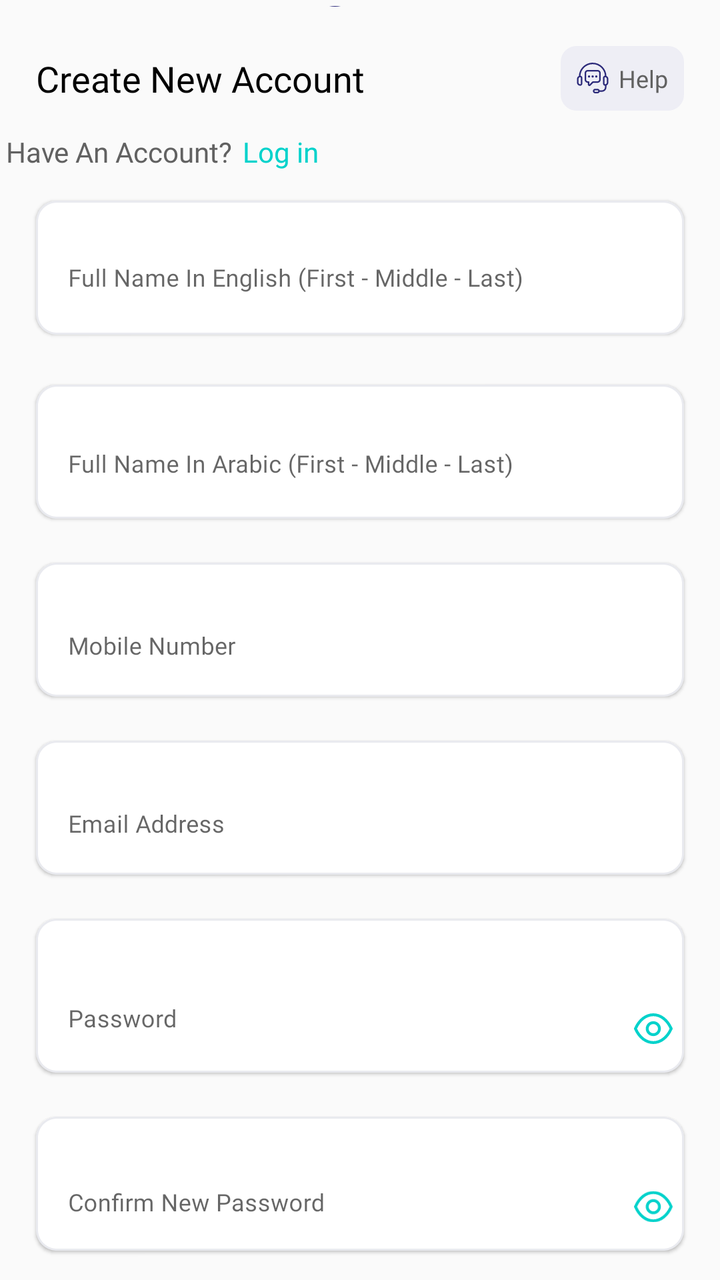
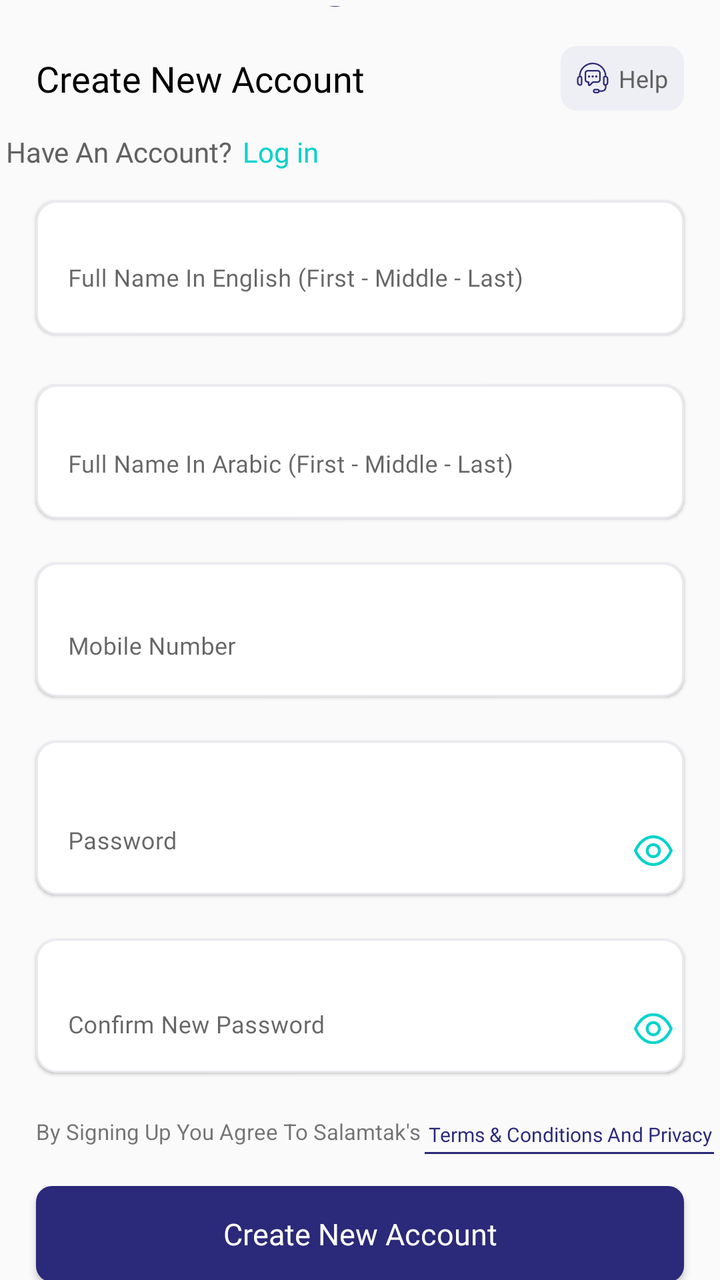

Before-and-after screenshots of an Android layout around one commit, followed by the original layout XML and the change that was made.
<!-- AndroidManifest.xml: application theme Theme.NewDesign -->
<!-- res/layout/signupfragment.xml -->
<?xml version="1.0" encoding="utf-8"?>
<androidx.constraintlayout.widget.ConstraintLayout xmlns:android="http://schemas.android.com/apk/res/android"
        xmlns:app="http://schemas.android.com/apk/res-auto"
        xmlns:tools="http://schemas.android.com/tools"
        android:layout_width="match_parent"
        android:layout_height="match_parent"
        android:background="@color/bg_color_gray"
        tools:context=".fragment.splash.ChooseLanguageFragment">

    <androidx.core.widget.NestedScrollView
            android:layout_width="match_parent"
            android:layout_height="0dp"
            app:layout_constraintTop_toTopOf="parent"
            app:layout_constraintBottom_toBottomOf="parent">

        <androidx.constraintlayout.widget.ConstraintLayout
                android:layout_width="match_parent"
                android:layout_height="match_parent"
                android:padding="3dp">

            <com.google.android.material.imageview.ShapeableImageView
                    android:id="@+id/iv_doctorProfile"
                    android:layout_width="80dp"
                    android:layout_height="80dp"
                    android:layout_marginTop="70dp"
                    android:adjustViewBounds="true"
                    android:visibility="gone"
                    android:src="@drawable/iv_doctor_logo"
                    app:layout_constraintEnd_toEndOf="parent"
                    app:layout_constraintStart_toStartOf="parent"
                    app:layout_constraintTop_toTopOf="parent" />

            <androidx.constraintlayout.widget.ConstraintLayout
                    android:layout_width="25dp"
                    android:layout_height="25dp"
                    android:background="@drawable/bg_circle"
                    android:layout_marginStart="10dp"
                    app:layout_constraintEnd_toEndOf="@+id/iv_doctorProfile"
                    app:layout_constraintBottom_toBottomOf="@+id/iv_doctorProfile">

                <com.google.android.material.imageview.ShapeableImageView
                        android:id="@+id/iv_cam"
                        android:layout_width="18dp"
                        android:layout_height="15dp"
                        android:adjustViewBounds="true"
                        android:src="@drawable/ic_camera"
                        app:layout_constraintStart_toStartOf="parent"
                        app:layout_constraintEnd_toEndOf="parent"
                        app:layout_constraintBottom_toBottomOf="parent"
                        app:layout_constraintTop_toTopOf="parent" />
            </androidx.constraintlayout.widget.ConstraintLayout>

            <androidx.appcompat.widget.AppCompatTextView
                    android:id="@+id/tv_uploadPhoto"
                    android:layout_width="0dp"
                    android:layout_height="wrap_content"
                    android:layout_marginTop="10dp"
                    android:fontFamily="@font/avenirltstd_roman"
                    android:gravity="center"
                    android:padding="2dp"
                    android:visibility="gone"
                    android:text="@string/upload_your_photo"
                    android:textColor="@color/gray"
                    android:textSize="16sp"
                    app:layout_constraintEnd_toEndOf="parent"
                    app:layout_constraintStart_toStartOf="parent"
                    app:layout_constraintTop_toBottomOf="@+id/iv_doctorProfile"
                    app:layout_constraintWidth_percent=".85" />


            <com.google.android.material.textfield.TextInputLayout
                    android:id="@+id/textinput_fullName_En"
                    style="@style/Widget.MaterialComponents.TextInputLayout.OutlinedBox"
                    android:layout_width="match_parent"
                    android:layout_height="67dp"
                    android:layout_margin="15dp"
                    android:layout_marginTop="20dp"
                    android:background="@drawable/bg_edittext"
                    android:elevation="1dp"
                    android:paddingTop="4dp"
                    android:paddingBottom="@dimen/_3sdp"
                    app:boxBackgroundMode="none"
                    app:layout_constraintEnd_toEndOf="parent"
                    app:layout_constraintStart_toStartOf="parent"
                    app:layout_constraintTop_toBottomOf="@+id/tv_login">

                <com.google.android.material.textfield.TextInputEditText
                        android:id="@+id/et_fullName_En"
                        android:layout_width="match_parent"
                        android:layout_gravity="center_horizontal"
                        android:gravity="start"
                        android:layout_marginTop="5dp"
                        android:imeOptions="actionNext"
                        android:foregroundTint="@color/gray"
                        android:digits="abcdefghijklmnopqrstuvwxyz ABCDEFGHIJKLMNOPQRSTUVWXYZ-_/\"
                        android:hint="@string/full_name_in_english_first_middle_last"
                        android:textColor="@color/black"
                        android:fontFamily="@font/avenirltstd_roman"
                        android:textSize="12sp"
                        android:text=""
                        android:layout_height="60dp"
                        android:inputType="text" />

            </com.google.android.material.textfield.TextInputLayout>

            <androidx.appcompat.widget.AppCompatTextView
                    android:id="@+id/tv_fullNameError"
                    android:layout_width="wrap_content"
                    android:layout_height="20dp"
                    android:layout_marginTop="5dp"
                    android:layout_marginBottom="10dp"
                    android:layout_marginStart="15dp"
                    android:fontFamily="@font/avenirltstd_roman"
                    android:gravity="center"
                    android:padding="1dp"
                    android:text=""
                    android:textColor="@color/red"
                    android:textSize="12sp"
                    android:visibility="gone"
                    app:layout_constraintStart_toStartOf="parent"
                    app:layout_constraintTop_toBottomOf="@+id/textinput_fullName_En"
                    app:layout_constraintBottom_toTopOf="@+id/textinput_fullName_Ar" />

            <com.google.android.material.textfield.TextInputLayout
                    android:id="@+id/textinput_fullName_Ar"
                    style="@style/Widget.MaterialComponents.TextInputLayout.OutlinedBox"
                    android:layout_width="match_parent"
                    android:layout_height="67dp"
                    android:layout_marginStart="15dp"
                    android:layout_marginEnd="15dp"
                    android:background="@drawable/bg_edittext"
                    android:elevation="1dp"
                    android:paddingTop="5dp"
                    android:layout_marginTop="25dp"
                    android:hint="@string/full_name_in_arabic_first_middle_last"
                    app:boxBackgroundMode="none"
                    app:layout_constraintEnd_toEndOf="parent"
                    app:layout_constraintStart_toStartOf="parent"
                    app:layout_constraintTop_toBottomOf="@+id/textinput_fullName_En">

                <com.google.android.material.textfield.TextInputEditText
                        android:id="@+id/et_fullName_AR"
                        android:layout_width="match_parent"
                        android:layout_gravity="center_horizontal"
                        android:gravity="start"
                        android:imeOptions="actionNext"
                        android:textColor="@color/black"
                        android:fontFamily="@font/avenirltstd_roman"
                        android:textSize="12sp"
                        android:digits="أغظضذخثتشرقصفعسنملكيطحزوهدباءجةىؤئا "
                        android:layout_marginTop="5dp"
                        android:layout_height="60dp"
                        android:inputType="text" />

            </com.google.android.material.textfield.TextInputLayout>

            <androidx.appcompat.widget.AppCompatTextView
                    android:id="@+id/tv_fullNameARError"
                    android:layout_width="wrap_content"
                    android:layout_height="wrap_content"
                    android:layout_marginTop="5dp"
                    android:layout_marginBottom="5dp"
                    android:layout_marginStart="15dp"
                    android:fontFamily="@font/avenirltstd_roman"
                    android:gravity="center"
                    android:padding="2dp"
                    android:text=""
                    android:textColor="@color/red"
                    android:textSize="12sp"
                    android:visibility="gone"
                    app:layout_constraintStart_toStartOf="parent"
                    app:layout_constraintTop_toBottomOf="@+id/textinput_fullName_Ar"
                    app:layout_constraintBottom_toTopOf="@+id/textinput_PhoneNumber" />

            <com.google.android.material.textfield.TextInputLayout
                    android:id="@+id/textinput_PhoneNumber"
                    style="@style/Widget.MaterialComponents.TextInputLayout.OutlinedBox"
                    android:layout_width="match_parent"
                    android:layout_height="67dp"
                    android:layout_marginStart="15dp"
                    android:layout_marginEnd="15dp"
                    android:background="@drawable/bg_edittext"
                    android:elevation="1dp"
                    android:paddingTop="7dp"
                    android:layout_marginTop="22dp"
                    android:hint="@string/mobile_number"
                    app:boxBackgroundMode="none"
                    app:layout_constraintEnd_toEndOf="parent"
                    app:layout_constraintStart_toStartOf="parent"
                    app:layout_constraintTop_toBottomOf="@+id/textinput_fullName_Ar"
                    app:layout_constraintHorizontal_bias="0.8">

                <com.google.android.material.textfield.TextInputEditText
                        android:id="@+id/et_PhoneNumber"
                        android:layout_width="match_parent"
                        android:layout_gravity="center_horizontal"
                        android:gravity="start"
                        android:textColor="@color/black"
                        android:fontFamily="@font/avenirltstd_roman"
                        android:textSize="12sp"
                        android:maxLength="11"
                        android:imeOptions="actionNext"
                        android:digits="jjfhdddbbbjshjksdj6mifghdkjwaxmjjk0123456789d"
                        android:layout_marginTop="5dp"
                        android:layout_height="60dp"
                        android:inputType="number" />
            </com.google.android.material.textfield.TextInputLayout>

            <androidx.appcompat.widget.AppCompatTextView
                    android:id="@+id/tv_pohneError"
                    android:layout_width="wrap_content"
                    android:layout_height="wrap_content"
                    android:layout_marginTop="5dp"
                    android:layout_marginBottom="5dp"
                    android:layout_marginStart="15dp"
                    android:fontFamily="@font/avenirltstd_roman"
                    android:gravity="center"
                    android:padding="2dp"
                    android:text=""
                    android:textColor="@color/red"
                    android:textSize="12sp"
                    android:visibility="gone"
                    app:layout_constraintStart_toStartOf="parent"
                    app:layout_constraintTop_toBottomOf="@+id/textinput_PhoneNumber"
                    app:layout_constraintBottom_toTopOf="@+id/textinput_Email" />

            <com.google.android.material.textfield.TextInputLayout
                    android:id="@+id/textinput_Email"
                    style="@style/Widget.MaterialComponents.TextInputLayout.OutlinedBox"
                    android:layout_width="match_parent"
                    android:layout_height="67dp"
                    android:layout_marginStart="15dp"
                    android:layout_marginEnd="15dp"
                    android:background="@drawable/bg_edittext"
                    android:elevation="1dp"
                    android:paddingTop="7dp"
                    android:layout_marginTop="22dp"
                    android:hint="@string/e_mail"
                    app:boxBackgroundMode="none"
                    app:layout_constraintEnd_toEndOf="parent"
                    app:layout_constraintStart_toStartOf="parent"
                    app:layout_constraintTop_toBottomOf="@+id/textinput_PhoneNumber">

                <com.google.android.material.textfield.TextInputEditText
                        android:id="@+id/et_Email"
                        android:layout_width="match_parent"
                        android:layout_gravity="center_horizontal"
                        android:gravity="start"
                        android:textColor="@color/black"
                        android:fontFamily="@font/avenirltstd_roman"
                        android:textSize="12sp"
                        android:imeOptions="actionNext"
                        android:layout_marginTop="5dp"
                        android:layout_height="60dp"
                        android:inputType="textEmailAddress" />

            </com.google.android.material.textfield.TextInputLayout>

            <androidx.appcompat.widget.AppCompatTextView
                    android:id="@+id/tv_emailError"
                    android:layout_width="wrap_content"
                    android:layout_height="wrap_content"
                    android:layout_marginTop="5dp"
                    android:layout_marginBottom="5dp"
                    android:layout_marginStart="15dp"
                    android:fontFamily="@font/avenirltstd_roman"
                    android:gravity="center"
                    android:padding="2dp"
                    android:text=""
                    android:textColor="@color/red"
                    android:textSize="12sp"
                    android:visibility="gone"
                    app:layout_constraintStart_toStartOf="parent"
                    app:layout_constraintTop_toBottomOf="@+id/textinput_Email"
                    app:layout_constraintBottom_toTopOf="@+id/layout_password" />

            <androidx.constraintlayout.widget.ConstraintLayout
                    android:id="@+id/layout_password"
                    android:layout_width="match_parent"
                    android:layout_height="wrap_content"
                    android:background="@drawable/bg_edittext"
                    android:layout_marginTop="22dp"
                    android:elevation="1dp"
                    app:layout_constraintStart_toStartOf="parent"
                    app:layout_constraintEnd_toEndOf="parent"
                    app:layout_constraintTop_toBottomOf="@+id/textinput_Email"
                    android:layout_marginStart="15dp"
                    android:layout_marginEnd="15dp">

                <androidx.appcompat.widget.AppCompatImageView
                        android:id="@+id/iv_showpassword"
                        android:layout_width="20dp"
                        android:layout_height="20dp"
                        android:layout_gravity="center_horizontal"
                        android:gravity="start"
                        app:layout_constraintEnd_toEndOf="parent"
                        android:src="@drawable/ic_eyeshow"
                        android:layout_marginEnd="5dp"
                        android:layout_marginBottom="12dp"
                        app:layout_constraintBottom_toBottomOf="parent" />

                <com.google.android.material.textfield.TextInputLayout
                        android:id="@+id/textinput_password"
                        style="@style/Widget.MaterialComponents.TextInputLayout.OutlinedBox"
                        android:layout_width="match_parent"
                        android:layout_height="67dp"
                        android:layout_marginBottom="5dp"
                        android:layout_marginEnd="25dp"
                        android:paddingTop="7dp"
                        android:layout_marginTop="5dp"
                        app:boxBackgroundColor="@color/white"
                        app:boxBackgroundMode="none"
                        android:hint="@string/password"
                        app:layout_constraintEnd_toEndOf="parent"
                        app:layout_constraintStart_toStartOf="parent"
                        app:layout_constraintBottom_toBottomOf="parent"
                        app:layout_constraintTop_toTopOf="parent">

                    <com.google.android.material.textfield.TextInputEditText
                            android:id="@+id/et_password"
                            android:layout_width="match_parent"
                            android:layout_height="55dp"
                            android:textColor="@color/black"
                            android:fontFamily="@font/avenirltstd_roman"
                            android:textSize="12sp"
                            android:layout_marginTop="5dp"
                            android:imeOptions="actionNext"
                            android:layout_gravity="center_horizontal"
                            android:inputType="text" />

                </com.google.android.material.textfield.TextInputLayout>

            </androidx.constraintlayout.widget.ConstraintLayout>

            <androidx.appcompat.widget.AppCompatTextView
                    android:id="@+id/tv_passwordError"
                    android:layout_width="wrap_content"
                    android:layout_height="wrap_content"
                    android:layout_marginTop="5dp"
                    android:layout_marginBottom="5dp"
                    android:layout_marginStart="15dp"
                    android:fontFamily="@font/avenirltstd_roman"
                    android:gravity="center"
                    android:padding="2dp"
                    android:text=""
                    android:textColor="@color/red"
                    android:textSize="12sp"
                    android:visibility="gone"
                    app:layout_constraintStart_toStartOf="parent"
                    app:layout_constraintTop_toBottomOf="@+id/layout_password"
                    app:layout_constraintBottom_toTopOf="@+id/layout_confirmpassword" />

            <androidx.appcompat.widget.AppCompatTextView
                    android:id="@+id/tv_signup"
                    android:layout_width="wrap_content"
                    android:layout_height="wrap_content"
                    android:layout_marginStart="15dp"
                    android:layout_marginTop="20dp"
                    android:fontFamily="@font/avenirltstd_black"
                    android:text="@string/sign_ups"
                    android:textColor="@color/black"
                    android:textSize="18sp"
                    app:layout_constraintBottom_toBottomOf="@+id/layout_help"
                    app:layout_constraintStart_toStartOf="parent"
                    app:layout_constraintTop_toTopOf="parent" />

            <androidx.appcompat.widget.AppCompatTextView
                    android:id="@+id/tv_haveAcount"
                    android:layout_width="wrap_content"
                    android:layout_height="wrap_content"
                    android:layout_marginTop="15dp"
                    android:layout_marginStart="@dimen/_15sdp"
                    android:layout_marginBottom="10dp"
                    android:fontFamily="@font/avenirltstd_roman"
                    android:text="@string/have_an_account"
                    android:textColor="#616161"
                    android:textSize="14sp"
                    app:layout_constraintHorizontal_chainStyle="packed"
                    app:layout_constraintStart_toStartOf="parent"
                    app:layout_constraintTop_toBottomOf="@+id/tv_signup" />

            <androidx.appcompat.widget.AppCompatTextView
                    android:id="@+id/tv_login"
                    android:layout_width="wrap_content"
                    android:layout_height="wrap_content"
                    android:layout_marginStart="5dp"
                    android:layout_marginTop="15dp"
                    android:layout_marginBottom="10dp"
                    android:fontFamily="@font/avenirltstd_roman"
                    android:text="@string/login"
                    android:textColor="#00D2CB"
                    android:textSize="14sp"
                    app:layout_constraintStart_toEndOf="@+id/tv_haveAcount"
                    app:layout_constraintTop_toBottomOf="@+id/tv_signup" />


            <androidx.constraintlayout.widget.ConstraintLayout
                    android:id="@+id/layout_help"
                    android:layout_width="wrap_content"
                    android:layout_height="wrap_content"
                    android:layout_marginTop="20dp"
                    android:layout_marginBottom="20dp"
                    android:layout_marginEnd="15dp"
                    android:background="@drawable/bg_help"
                    android:padding="8dp"
                    app:layout_constraintEnd_toEndOf="parent"
                    app:layout_constraintTop_toTopOf="parent">

                <androidx.appcompat.widget.AppCompatTextView
                        android:id="@+id/tv_help"
                        android:layout_width="wrap_content"
                        android:layout_height="wrap_content"
                        android:fontFamily="@font/avenirltstd_roman"
                        android:text="@string/help"
                        android:textColor="#616161"
                        android:textSize="12sp"
                        app:layout_constraintBottom_toBottomOf="parent"
                        app:layout_constraintEnd_toEndOf="parent"
                        app:layout_constraintTop_toTopOf="parent" />

                <com.google.android.material.imageview.ShapeableImageView
                        android:id="@+id/iv_help"
                        android:layout_width="wrap_content"
                        android:layout_height="wrap_content"
                        android:layout_marginEnd="5dp"
                        android:adjustViewBounds="true"
                        android:src="@drawable/ic_help"
                        app:layout_constraintEnd_toStartOf="@+id/tv_help"
                        app:layout_constraintStart_toStartOf="parent"
                        app:layout_constraintTop_toTopOf="parent" />


            </androidx.constraintlayout.widget.ConstraintLayout>

            <androidx.constraintlayout.widget.ConstraintLayout
                    android:id="@+id/layout_confirmpassword"
                    android:layout_width="match_parent"
                    android:layout_height="67dp"
                    android:background="@drawable/bg_edittext"
                    android:layout_marginTop="22dp"
                    android:elevation="1dp"
                    app:layout_constraintStart_toStartOf="parent"
                    app:layout_constraintEnd_toEndOf="parent"
                    app:layout_constraintTop_toBottomOf="@+id/layout_password"
                    android:layout_marginStart="15dp"
                    android:layout_marginEnd="15dp">

                <androidx.appcompat.widget.AppCompatImageView
                        android:id="@+id/iv_confirmshowpassword"
                        android:layout_width="20dp"
                        android:layout_height="20dp"
                        android:layout_gravity="center_horizontal"
                        android:gravity="start"
                        app:layout_constraintEnd_toEndOf="parent"
                        android:src="@drawable/ic_eyeshow"
                        android:layout_marginEnd="5dp"
                        android:layout_marginBottom="12dp"
                        app:layout_constraintBottom_toBottomOf="parent" />

                <com.google.android.material.textfield.TextInputLayout
                        android:id="@+id/confirmtextinput_password"
                        style="@style/Widget.MaterialComponents.TextInputLayout.OutlinedBox"
                        android:layout_width="match_parent"
                        android:layout_height="67dp"
                        android:layout_marginBottom="5dp"
                        android:layout_marginEnd="25dp"
                        android:paddingTop="7dp"
                        android:layout_marginTop="@dimen/_5sdp"
                        app:boxBackgroundColor="@color/white"
                        app:boxBackgroundMode="none"
                        android:hint="@string/confirm_new_password"
                        app:layout_constraintEnd_toEndOf="parent"
                        app:layout_constraintStart_toStartOf="parent"
                        app:layout_constraintBottom_toBottomOf="parent"
                        app:layout_constraintTop_toTopOf="parent">

                    <com.google.android.material.textfield.TextInputEditText
                            android:id="@+id/confirm_et_password"
                            android:layout_width="match_parent"
                            android:layout_height="55dp"
                            android:textColor="@color/black"
                            android:layout_marginTop="5dp"
                            android:fontFamily="@font/avenirltstd_roman"
                            android:textSize="12sp"
                            android:imeOptions="actionDone"
                            android:layout_gravity="center_horizontal"
                            android:inputType="text" />

                </com.google.android.material.textfield.TextInputLayout>

            </androidx.constraintlayout.widget.ConstraintLayout>

            <androidx.appcompat.widget.AppCompatTextView
                    android:id="@+id/tv_confirmpasswordError"
                    android:layout_width="wrap_content"
                    android:layout_height="wrap_content"
                    android:layout_marginTop="3dp"
                    android:layout_marginBottom="5dp"
                    android:layout_marginStart="15dp"
                    android:fontFamily="@font/avenirltstd_roman"
                    android:gravity="center"
                    android:padding="2dp"
                    android:text="5"
                    android:textColor="@color/red"
                    android:textSize="12sp"
                    android:visibility="gone"
                    app:layout_constraintStart_toStartOf="parent"
                    app:layout_constraintTop_toBottomOf="@+id/layout_confirmpassword" />


            <TextView
                    android:id="@id/ch_terms"
                    android:layout_width="wrap_content"
                    android:layout_height="wrap_content"
                    android:layout_marginStart="15dp"
                    android:layout_marginTop="22dp"
                    android:textSize="11sp"
                    android:text="@string/agree_to"
                    app:layout_constraintStart_toStartOf="parent"
                    app:layout_constraintTop_toBottomOf="@+id/layout_confirmpassword" />

            <androidx.appcompat.widget.AppCompatTextView
                    android:id="@+id/tv_termsandconditions"
                    android:layout_width="wrap_content"
                    android:layout_height="wrap_content"
                    android:layout_marginTop="25dp"
                    android:layout_marginStart="2dp"
                    android:padding="2dp"
                    android:fontFamily="@font/avenirltstd_roman"
                    android:text="@string/terms_conditions"
                    android:textColor="@color/blue"
                    android:textSize="10sp"
                    app:layout_constraintStart_toEndOf="@+id/ch_terms"
                    app:layout_constraintTop_toBottomOf="@+id/layout_confirmpassword"
                    app:layout_constraintBottom_toBottomOf="@+id/ch_terms" />

            <View
                    android:layout_width="0dp"
                    android:layout_height="1dp"
                    android:background="@color/blue"
                    app:layout_constraintTop_toBottomOf="@+id/tv_termsandconditions"
                    app:layout_constraintStart_toStartOf="@+id/tv_termsandconditions"
                    app:layout_constraintEnd_toEndOf="@+id/tv_termsandconditions" />

            <androidx.constraintlayout.widget.ConstraintLayout
                    android:id="@+id/layout"
                    android:layout_width="match_parent"
                    android:layout_height="wrap_content"
                    app:layout_constraintEnd_toEndOf="parent"
                    app:layout_constraintStart_toStartOf="parent"
                    app:layout_constraintTop_toBottomOf="@+id/ch_terms"
                    app:layout_constraintBottom_toTopOf="@+id/imageView"
                    app:layout_constraintWidth_percent=".9"
                    android:layout_marginTop="20dp">

                <androidx.appcompat.widget.AppCompatButton
                        android:id="@+id/btn_signUp"
                        android:layout_width="0dp"
                        android:layout_height="wrap_content"
                        android:background="@drawable/bg_chooselang_button"
                        android:fontFamily="@font/sf_pro_display_semibold"
                        android:padding="5dp"
                        android:text="@string/sign_ups"
                        android:textAllCaps="false"
                        android:textColor="@color/white"
                        android:textSize="15sp"
                        android:layout_marginStart="15dp"
                        android:layout_marginEnd="15dp"
                        app:layout_constraintEnd_toEndOf="parent"
                        app:layout_constraintStart_toStartOf="parent"
                        app:layout_constraintTop_toTopOf="parent" />
            </androidx.constraintlayout.widget.ConstraintLayout>


            <ProgressBar
                    android:id="@+id/progress_bar"
                    android:layout_width="wrap_content"
                    android:layout_height="wrap_content"
                    app:layout_constraintEnd_toEndOf="parent"
                    app:layout_constraintStart_toStartOf="parent"
                    app:layout_constraintTop_toBottomOf="@+id/layout"
                    app:layout_constraintTop_toTopOf="@+id/layout"
                    android:visibility="gone" />


            <ImageView
                    android:id="@+id/imageView"
                    android:layout_width="100dp"
                    android:layout_height="4dp"
                    android:layout_marginTop="35dp"
                    android:adjustViewBounds="true"
                    android:contentDescription="TODO"
                    app:layout_constraintTop_toBottomOf="@+id/layout"
                    app:layout_constraintBottom_toBottomOf="parent"
                    app:layout_constraintEnd_toEndOf="parent"
                    app:layout_constraintStart_toStartOf="parent" />

        </androidx.constraintlayout.widget.ConstraintLayout>

    </androidx.core.widget.NestedScrollView>

</androidx.constraintlayout.widget.ConstraintLayout>
<!-- resources referenced by this layout -->
<resources>
  <color name="bg_color_gray">#FAFAFA</color>
  <color name="black">#FF000000</color>
  <color name="blue">#2B2979</color>
  <color name="gray">#B7B7B7</color>
  <color name="red">#F60707</color>
  <color name="white">#FFFFFFFF</color>
  <!-- drawable bg_chooselang_button (drawable) -->
  <?xml version="1.0" encoding="utf-8"?>
  <shape xmlns:android="http://schemas.android.com/apk/res/android"
      android:shape="rectangle"
      >
  
      <corners android:radius="8dp"/>
      <solid android:color="@color/blue"/>
  
  
  </shape>
  <!-- drawable bg_circle (drawable) -->
  <?xml version="1.0" encoding="utf-8"?>
  <shape xmlns:android="http://schemas.android.com/apk/res/android"
      android:shape="oval"
      >
  
      <size android:width="20dp" android:height="20dp"/>
      <solid android:color="@color/blue"/>
  
  </shape>
  <!-- drawable bg_edittext (drawable) -->
  <?xml version="1.0" encoding="utf-8"?>
  <shape xmlns:android="http://schemas.android.com/apk/res/android"
      android:shape="rectangle"
      >
  
      <solid android:color="@color/white"/>
      <corners android:radius="10dp"/>
      <stroke android:color="@color/new_grey_color" android:width="1dp" android:dashWidth="1dp"/>
  
  </shape>
  <!-- drawable bg_help (drawable) -->
  <?xml version="1.0" encoding="utf-8"?>
  <shape xmlns:android="http://schemas.android.com/apk/res/android"
      android:shape="rectangle"
      >
      <solid android:color="#EEEEF5"/>
      <corners android:radius="8dp"/>
  
  </shape>
  <string name="agree_to">By Signing Up You Agree To Salamtak\'s</string>
  <string name="confirm_new_password">Confirm New Password</string>
  <string name="e_mail">Email Address</string>
  <string name="full_name_in_arabic_first_middle_last">Full Name In Arabic (First - Middle - Last)</string>
  <string name="full_name_in_english_first_middle_last">Full Name In English (First - Middle - Last)</string>
  <string name="have_an_account">Have An Account?</string>
  <string name="help">Help</string>
  <string name="login">Log in</string>
  <string name="mobile_number">Mobile Number</string>
  <string name="password">Password</string>
  <string name="sign_ups">Create New Account</string>
  <string name="terms_conditions"> Terms &amp;  Conditions And Privacy Policy</string>
  <string name="upload_your_photo">Upload your photo</string>
  <style name="Theme.NewDesign" parent="Theme.MaterialComponents.Light.NoActionBar">
          
          <item name="colorPrimary">@color/purple_500</item>
          <item name="colorPrimaryVariant">@color/purple_700</item>
          <item name="colorOnPrimary">@color/white</item>
          
          <item name="colorSecondary">#0639BA</item>
          <item name="colorSecondaryVariant">@color/teal_700</item>
          <item name="colorOnSecondary">@color/black</item>
          
          <item name="android:statusBarColor">?attr/colorPrimaryVariant</item>
          
      </style>
  <color name="new_grey_color">#E9EAEF</color>
  <color name="purple_500">#AEB3BE</color>
  <color name="purple_700">#FF3700B3</color>
  <color name="teal_700">#FF018786</color>
  <!-- unchanged entries left out for length: 4 -->
</resources>

<!-- the commit's change to res/layout/signupfragment.xml (unified diff, before → after) -->
@@ -234,6 +234,7 @@
                     android:background="@drawable/bg_edittext"
                     android:elevation="1dp"
                     android:paddingTop="7dp"
+                    android:visibility="gone"
                     android:layout_marginTop="22dp"
                     android:hint="@string/e_mail"
                     app:boxBackgroundMode="none"
